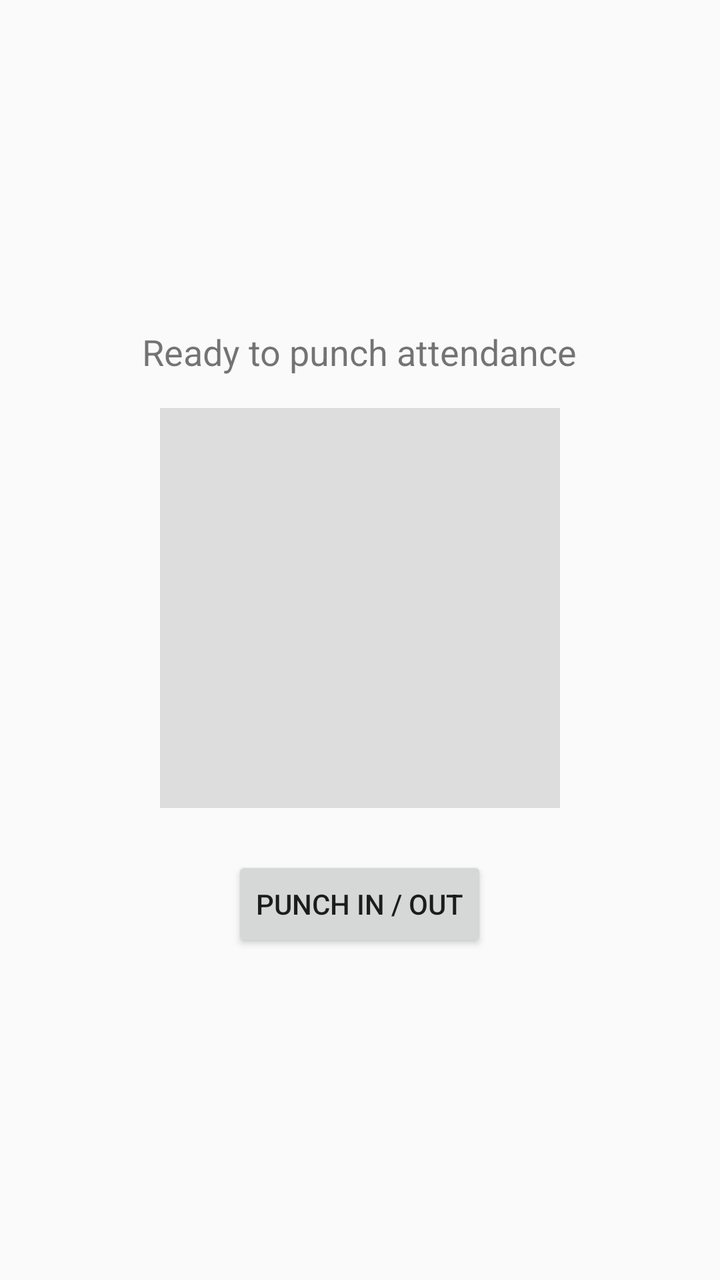
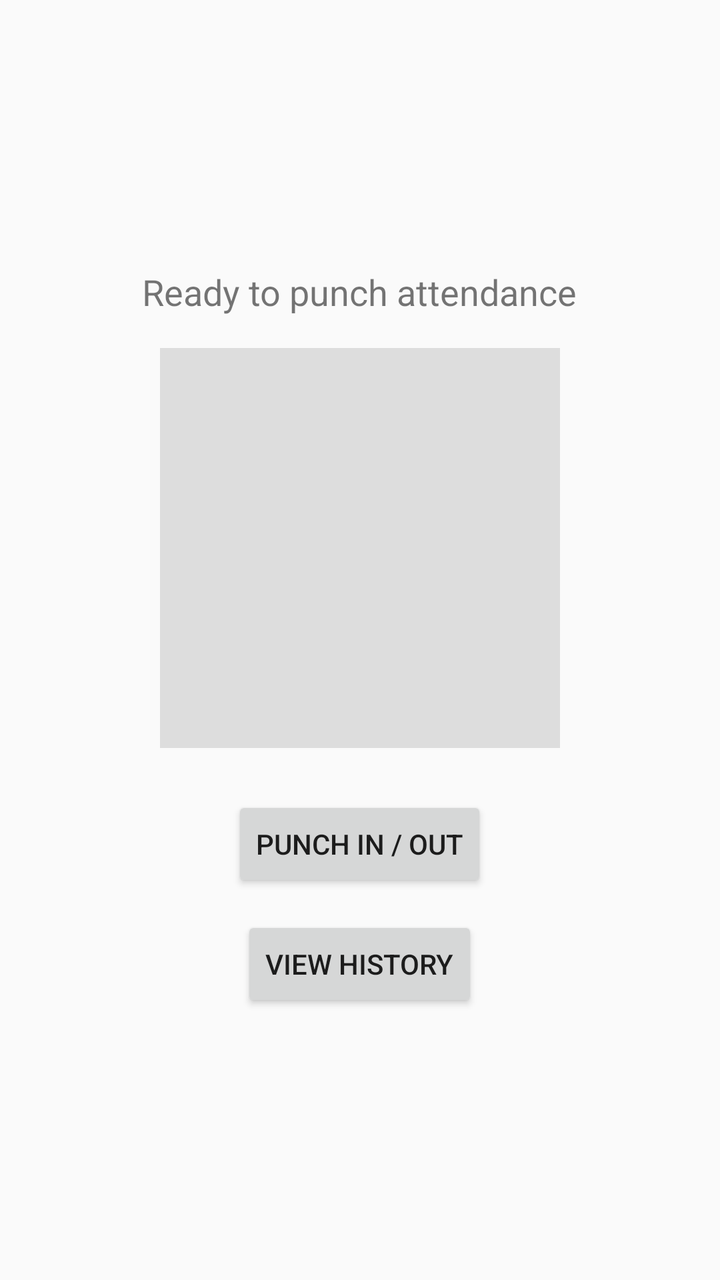

The first picture is an Android layout as it rendered before a commit; the second is the same layout after the commit. The layout source and the unified diff follow.
<!-- AndroidManifest.xml: application theme AppTheme -->
<!-- res/layout/activity_main.xml -->
<?xml version="1.0" encoding="utf-8"?>
<LinearLayout xmlns:android="http://schemas.android.com/apk/res/android"
    android:layout_width="match_parent"
    android:layout_height="match_parent"
    android:orientation="vertical"
    android:gravity="center"
    android:padding="24dp">

    <TextView
        android:id="@+id/statusText"
        android:layout_width="wrap_content"
        android:layout_height="wrap_content"
        android:text="Ready to punch attendance"
        android:textSize="18sp"
        android:layout_marginBottom="16dp" />

    <ImageView
        android:id="@+id/punchPhoto"
        android:layout_width="200dp"
        android:layout_height="200dp"
        android:scaleType="centerCrop"
        android:background="#DDDDDD"
        android:layout_marginBottom="24dp" />

    <Button
        android:id="@+id/punchButton"
        android:layout_width="wrap_content"
        android:layout_height="wrap_content"
        android:text="Punch In / Out" />

</LinearLayout>
<!-- resources referenced by this layout -->
<resources>
  <style name="AppTheme" parent="Theme.AppCompat.DayNight.NoActionBar">
          <item name="colorPrimary">#2E7D32</item>
          <item name="colorPrimaryDark">#1B5E20</item>
          <item name="colorAccent">#66BB6A</item>
      </style>
</resources>

<!-- the commit's change to res/layout/activity_main.xml (unified diff, before → after) -->
@@ -26,6 +26,13 @@
         android:id="@+id/punchButton"
         android:layout_width="wrap_content"
         android:layout_height="wrap_content"
-        android:text="Punch In / Out" />
+        android:text="Punch In / Out"
+        android:layout_marginBottom="12dp" />
+
+    <Button
+        android:id="@+id/historyButton"
+        android:layout_width="wrap_content"
+        android:layout_height="wrap_content"
+        android:text="View History" />
 
 </LinearLayout>
